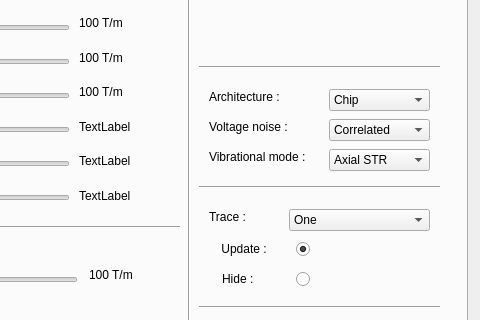
Above: hydra/window_myedits.ui from PetrosZantis13/Noise_IQT before the change; both pictures show x 863 to 1343 and y 126 to 446 of the 1343 by 700 pixel window. Below: the same form after it.
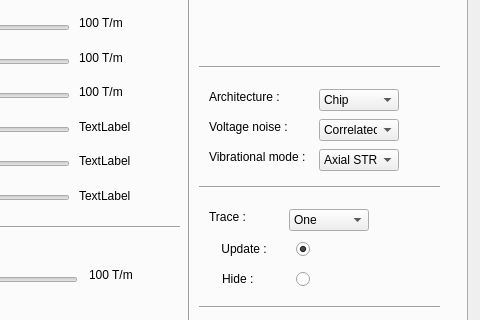
That is the form after the change. Custom widgets are drawn as their Qt base class.

The edit to the form file:
```diff
--- a/hydra/window_myedits.ui
+++ b/hydra/window_myedits.ui
@@ -89,9 +89,9 @@
      <widget class="QComboBox" name="comboBoxArchitecture">
       <property name="geometry">
        <rect>
-        <x>1180</x>
+        <x>1170</x>
         <y>170</y>
-        <width>101</width>
+        <width>80</width>
         <height>22</height>
        </rect>
       </property>
@@ -109,9 +109,9 @@
      <widget class="QComboBox" name="comboBoxVNoise">
       <property name="geometry">
        <rect>
-        <x>1180</x>
+        <x>1170</x>
         <y>200</y>
-        <width>101</width>
+        <width>80</width>
         <height>22</height>
        </rect>
       </property>
@@ -155,9 +155,9 @@
      <widget class="QComboBox" name="comboBoxVibMode">
       <property name="geometry">
        <rect>
-        <x>1180</x>
+        <x>1170</x>
         <y>230</y>
-        <width>101</width>
+        <width>80</width>
         <height>22</height>
        </rect>
       </property>
@@ -533,7 +533,7 @@
        <rect>
         <x>1140</x>
         <y>290</y>
-        <width>141</width>
+        <width>80</width>
         <height>22</height>
        </rect>
       </property>
```
Left out of the diff: 10 changed lines with no effect on the pictures.
